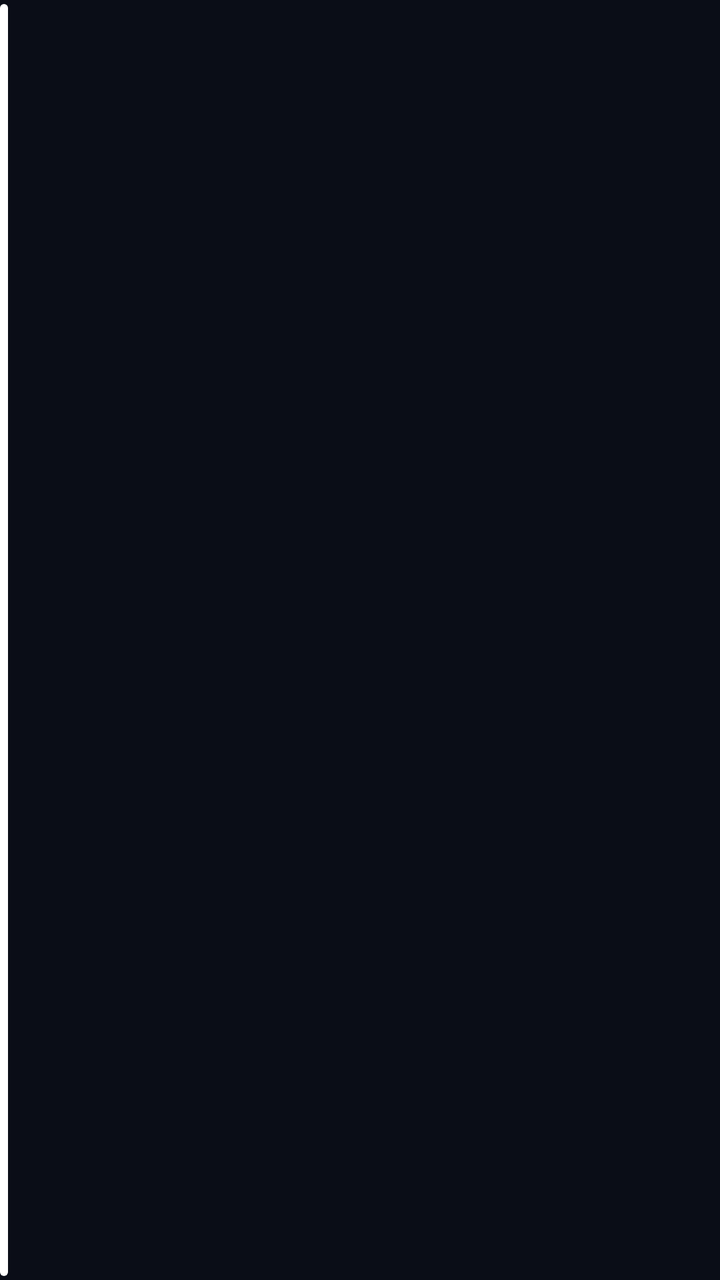
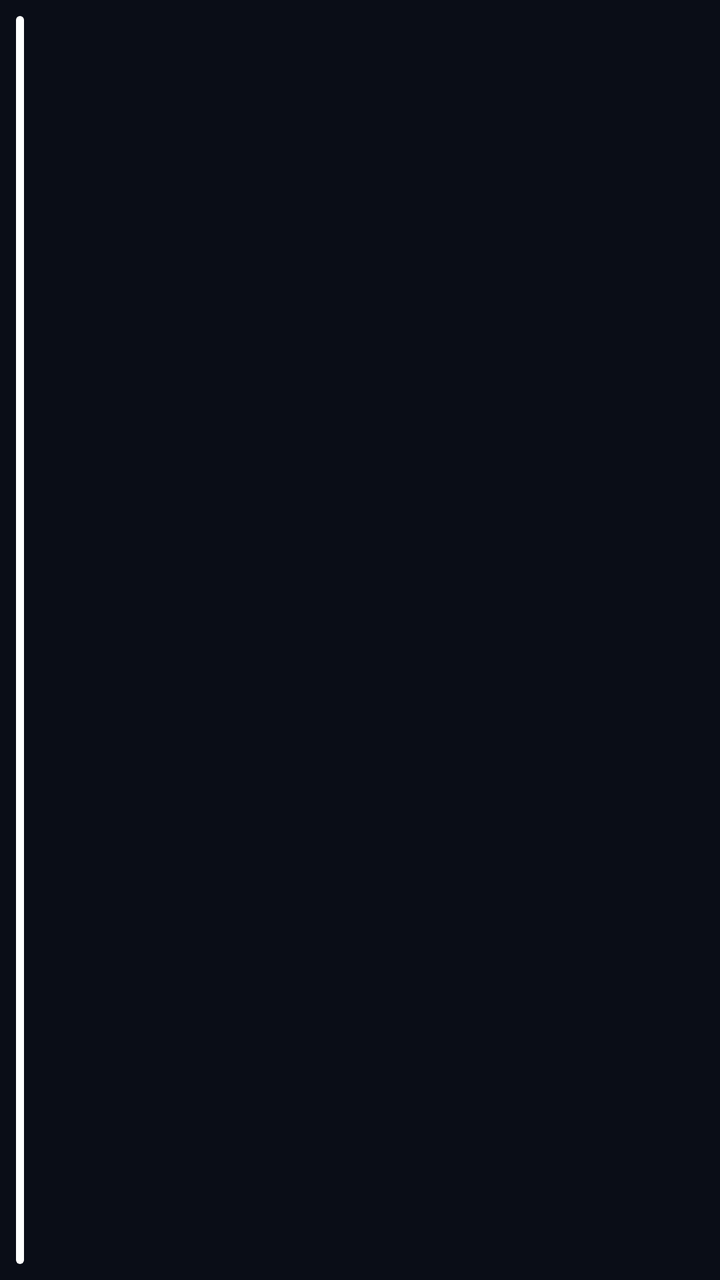

Before-and-after screenshots of an Android layout around one commit, followed by the original layout XML and the change that was made.
<!-- AndroidManifest.xml: application theme Theme.Fedha -->
<!-- res/layout/notif_big.xml -->
<?xml version="1.0" encoding="utf-8"?>
<LinearLayout xmlns:android="http://schemas.android.com/apk/res/android"
    android:layout_width="match_parent" android:layout_height="wrap_content"
    android:orientation="horizontal" android:paddingTop="2dp" android:paddingBottom="2dp">
    <ImageView android:id="@+id/accent" android:layout_width="4dp" android:layout_height="match_parent" android:minHeight="48dp" android:src="@drawable/accent_bar" />
    <ImageView android:id="@+id/badge" android:layout_width="40dp" android:layout_height="40dp" android:layout_marginStart="10dp" android:layout_marginEnd="12dp" android:layout_marginTop="2dp" />
    <LinearLayout android:layout_width="0dp" android:layout_height="wrap_content" android:layout_weight="1" android:orientation="vertical">
        <TextView android:id="@+id/label" android:layout_width="wrap_content" android:layout_height="wrap_content"
            android:textSize="11sp" android:textStyle="bold" android:letterSpacing="0.08" android:singleLine="true" />
        <TextView android:id="@+id/title" android:layout_width="match_parent" android:layout_height="wrap_content" android:layout_marginTop="1dp"
            android:textAppearance="@style/TextAppearance.Compat.Notification.Title" android:textStyle="bold" android:textSize="15sp"
            android:maxLines="2" android:ellipsize="end" />
        <TextView android:id="@+id/body" android:layout_width="match_parent" android:layout_height="wrap_content" android:layout_marginTop="2dp"
            android:textAppearance="@style/TextAppearance.Compat.Notification" android:lineSpacingExtra="2dp" android:ellipsize="end" />
    </LinearLayout>
</LinearLayout>
<!-- resources referenced by this layout -->
<resources>
  <!-- drawable accent_bar (drawable) -->
  <?xml version="1.0" encoding="utf-8"?>
  <shape xmlns:android="http://schemas.android.com/apk/res/android" android:shape="rectangle">
      <solid android:color="#FFFFFFFF" />
      <corners android:radius="3dp" />
  </shape>
  <style name="Theme.Fedha" parent="Theme.AppCompat.NoActionBar">
          <item name="android:windowBackground">@color/bg</item>
          <item name="android:statusBarColor">@color/bg</item>
          <item name="android:navigationBarColor">@color/bg</item>
      </style>
  <color name="bg">#0A0D17</color>
</resources>

<!-- the commit's change to res/layout/notif_big.xml (unified diff, before → after) -->
@@ -1,7 +1,7 @@
 <?xml version="1.0" encoding="utf-8"?>
 <LinearLayout xmlns:android="http://schemas.android.com/apk/res/android"
-    android:layout_width="match_parent" android:layout_height="wrap_content"
-    android:orientation="horizontal" android:paddingTop="2dp" android:paddingBottom="2dp">
+    android:id="@+id/root" android:layout_width="match_parent" android:layout_height="wrap_content"
+    android:padding="8dp" android:orientation="horizontal">
     <ImageView android:id="@+id/accent" android:layout_width="4dp" android:layout_height="match_parent" android:minHeight="48dp" android:src="@drawable/accent_bar" />
     <ImageView android:id="@+id/badge" android:layout_width="40dp" android:layout_height="40dp" android:layout_marginStart="10dp" android:layout_marginEnd="12dp" android:layout_marginTop="2dp" />
     <LinearLayout android:layout_width="0dp" android:layout_height="wrap_content" android:layout_weight="1" android:orientation="vertical">
